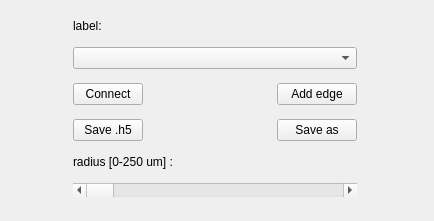
Mouse-Imaging-Centre/brain-view2, file labelProps.ui: the form before one commit.
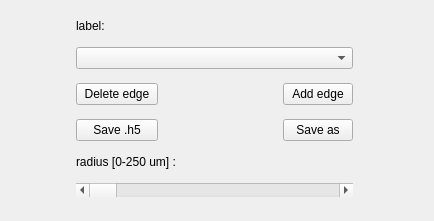
The form after the commit.

Commit message: Delete edge function added, corrected brain-view2.pro

Patch:
```diff
--- a/labelProps.ui
+++ b/labelProps.ui
@@ -38,13 +38,13 @@
      </property>
      <property name="minimumSize">
       <size>
-       <width>70</width>
+       <width>82</width>
        <height>0</height>
       </size>
      </property>
      <property name="maximumSize">
       <size>
-       <width>70</width>
+       <width>82</width>
        <height>16777215</height>
       </size>
      </property>
@@ -56,25 +56,25 @@
    <item row="7" column="0">
     <widget class="QPushButton" name="ConnectEdges">
      <property name="sizePolicy">
-      <sizepolicy hsizetype="Preferred" vsizetype="Fixed">
-       <horstretch>50</horstretch>
+      <sizepolicy hsizetype="Fixed" vsizetype="Fixed">
+       <horstretch>70</horstretch>
        <verstretch>0</verstretch>
       </sizepolicy>
      </property>
      <property name="minimumSize">
       <size>
-       <width>70</width>
+       <width>82</width>
        <height>0</height>
       </size>
      </property>
      <property name="maximumSize">
       <size>
-       <width>70</width>
+       <width>82</width>
        <height>16777215</height>
       </size>
      </property>
      <property name="text">
-      <string>Connect</string>
+      <string>Delete edge</string>
      </property>
     </widget>
    </item>
@@ -113,13 +113,13 @@
      </property>
      <property name="minimumSize">
       <size>
-       <width>80</width>
+       <width>70</width>
        <height>0</height>
       </size>
      </property>
      <property name="maximumSize">
       <size>
-       <width>80</width>
+       <width>70</width>
        <height>16777215</height>
       </size>
      </property>
@@ -207,13 +207,13 @@
      </property>
      <property name="minimumSize">
       <size>
-       <width>80</width>
+       <width>70</width>
        <height>0</height>
       </size>
      </property>
      <property name="maximumSize">
       <size>
-       <width>80</width>
+       <width>70</width>
        <height>16777215</height>
       </size>
      </property>
```
Left out of the diff: 4 changed lines with no effect on the pictures. The commit also changes 2 other files.
